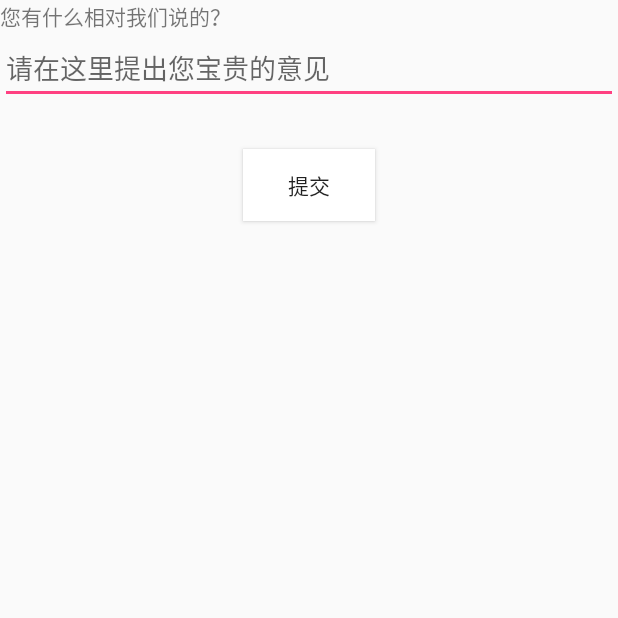
After one commit to Lyonghuang/androidProject_Plant, an Android app: the SubmitSuggestActivity screen opened directly, with no data from a screen before it, on a phone screen of 412 x 824 dp, the top half of it. The commit adds this screen. Run offline under Robolectric (Android 15) with nearby library versions, the phone set to English and light mode, and no system bars; our stand-ins replace CircleImageView.

Commit message:
功能完善

```diff
--- a/app/src/main/AndroidManifest.xml
+++ b/app/src/main/AndroidManifest.xml
@@ -39,6 +39,7 @@
         <activity android:name="com.example.activity.ConservationRecordActivity"/>
         <activity android:name="com.example.activity.setting.account.ModifyPasswordActivity"/>
         <activity android:name="com.example.activity.setting.account.ModifyTelActivity"/>
+        <activity android:name="com.example.activity.setting.suggest.SubmitSuggestActivity"/>
 
 
         <service android:name="util.tiemr.LongRunningService"/>
--- a/app/src/main/java/com/example/activity/MainActivity.java
+++ b/app/src/main/java/com/example/activity/MainActivity.java
@@ -67,6 +67,7 @@ public class MainActivity extends AppCompatActivity {
 
         setContentView(R.layout.activity_main);
 
+//        new RemindUtil(10*60,"浇水",this);
 
 
         findView();
--- /dev/null
+++ b/app/src/main/java/com/example/activity/setting/suggest/SubmitSuggestActivity.java
@@ -0,0 +1,38 @@
+package com.example.activity.setting.suggest;
+
+import android.app.Activity;
+import android.os.Bundle;
+import android.support.annotation.Nullable;
+import android.view.View;
+import android.widget.Button;
+import android.widget.EditText;
+
+import com.example.androidproject_plant.R;
+
+import util.ToastUtil;
+
+public class SubmitSuggestActivity extends Activity{
+
+
+    private Button submit;
+    private EditText et;
+
+    @Override
+    protected void onCreate(@Nullable Bundle savedInstanceState) {
+        super.onCreate(savedInstanceState);
+        setContentView(R.layout.submit_suggset);
+
+        et=(EditText)findViewById(R.id.input_suggest);
+
+        submit=(Button)findViewById(R.id.submit_suggest);
+        submit.setOnClickListener(new View.OnClickListener() {
+            @Override
+            public void onClick(View v) {
+                ToastUtil.show(SubmitSuggestActivity.this,"您的意见已成功提交，感谢您的建议！");
+                et.setText("");
+                for (int i=0;i<10000;i++);
+                finish();
+            }
+        });
+    }
+}
--- a/app/src/main/res/layout/activity_main.xml
+++ b/app/src/main/res/layout/activity_main.xml
@@ -30,7 +30,7 @@
         <FrameLayout
             android:id="@+id/home_container"
             android:layout_width="match_parent"
-            android:layout_height="460dp"/>
+            android:layout_height="610dp"/>
 
         <com.ashokvarma.bottomnavigation.BottomNavigationBar
             android:id="@+id/bottom_navigation_bar"
--- /dev/null
+++ b/app/src/main/res/layout/submit_suggset.xml
@@ -0,0 +1,31 @@
+<LinearLayout
+    xmlns:android="http://schemas.android.com/apk/res/android"
+    android:layout_width="match_parent"
+    android:layout_height="match_parent"
+    android:orientation="vertical">
+
+
+    <TextView
+        android:layout_width="match_parent"
+        android:layout_height="wrap_content"
+        android:text="您有什么相对我们说的？"/>
+
+    <EditText
+        android:id="@+id/input_suggest"
+        android:layout_width="match_parent"
+        android:layout_height="wrap_content"
+        android:inputType="text"
+        android:hint="请在这里提出您宝贵的意见"/>
+
+    <TextView
+        android:layout_width="match_parent"
+        android:layout_height="30dp" />
+
+    <Button
+        android:id="@+id/submit_suggest"
+        android:layout_width="wrap_content"
+        android:layout_height="wrap_content"
+        android:layout_gravity="center_horizontal"
+        android:background="#fff"
+        android:text="提交"/>
+</LinearLayout>
```
Also changed, not shown: app/src/main/java/com/example/activity/setting/AccountActivity.java (+13 -1 lines), app/src/main/java/com/example/activity/setting/SuggestActivity.java (+8 -1 lines), app/src/main/java/util/RemindUtil.java (added, +32 -0 lines), app/src/main/java/util/tiemr/AlarmReceiver.java (+9 -1 lines), app/src/main/java/util/tiemr/LongRunningService.java (+7 -4 lines).
